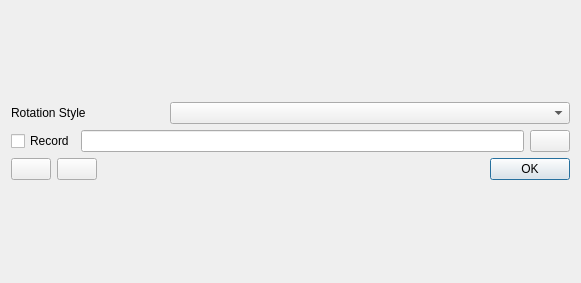
The window that tourdialog.ui (zy31415/pcd_viewer) describes before a commit, drawn with Qt 5.
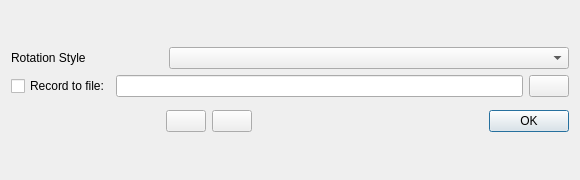
The same window after the commit. Icons and pictures are not drawn.

```diff
--- a/tourdialog.ui
+++ b/tourdialog.ui
@@ -6,10 +6,22 @@
    <rect>
     <x>0</x>
     <y>0</y>
-    <width>581</width>
-    <height>283</height>
+    <width>580</width>
+    <height>180</height>
    </rect>
   </property>
+  <property name="minimumSize">
+   <size>
+    <width>580</width>
+    <height>180</height>
+   </size>
+  </property>
+  <property name="maximumSize">
+   <size>
+    <width>580</width>
+    <height>180</height>
+   </size>
+  </property>
   <property name="windowTitle">
    <string>Take a tour</string>
   </property>
@@ -42,7 +54,7 @@
        <item>
         <widget class="QCheckBox" name="checkBox">
          <property name="text">
-          <string>Record</string>
+          <string>Record to file:</string>
          </property>
         </widget>
        </item>
@@ -68,8 +80,37 @@
        </item>
       </layout>
      </item>
+     <item>
+      <spacer name="verticalSpacer">
+       <property name="orientation">
+        <enum>Qt::Vertical</enum>
+       </property>
+       <property name="sizeType">
+        <enum>QSizePolicy::Fixed</enum>
+       </property>
+       <property name="sizeHint" stdset="0">
+        <size>
+         <width>20</width>
+         <height>7</height>
+        </size>
+       </property>
+      </spacer>
+     </item>
      <item>
       <layout class="QHBoxLayout" name="horizontalLayout_2">
+       <item>
+        <spacer name="horizontalSpacer_2">
+         <property name="orientation">
+          <enum>Qt::Horizontal</enum>
+         </property>
+         <property name="sizeHint" stdset="0">
+          <size>
+           <width>40</width>
+           <height>20</height>
+          </size>
+         </property>
+        </spacer>
+       </item>
        <item>
         <widget class="QPushButton" name="pushButtonRec">
          <property name="text">
```
